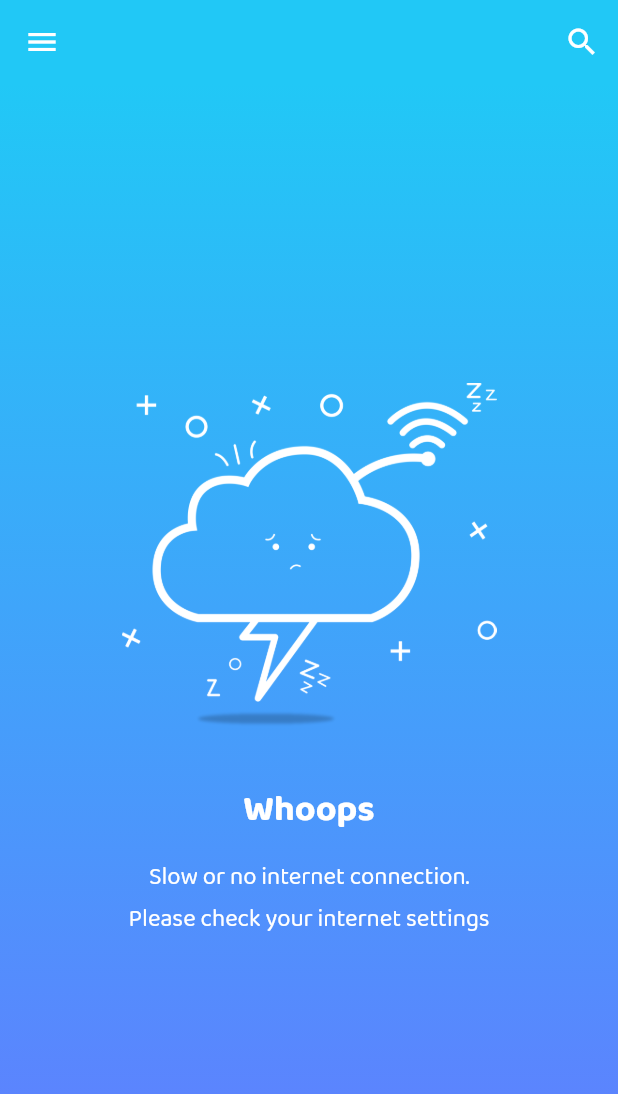
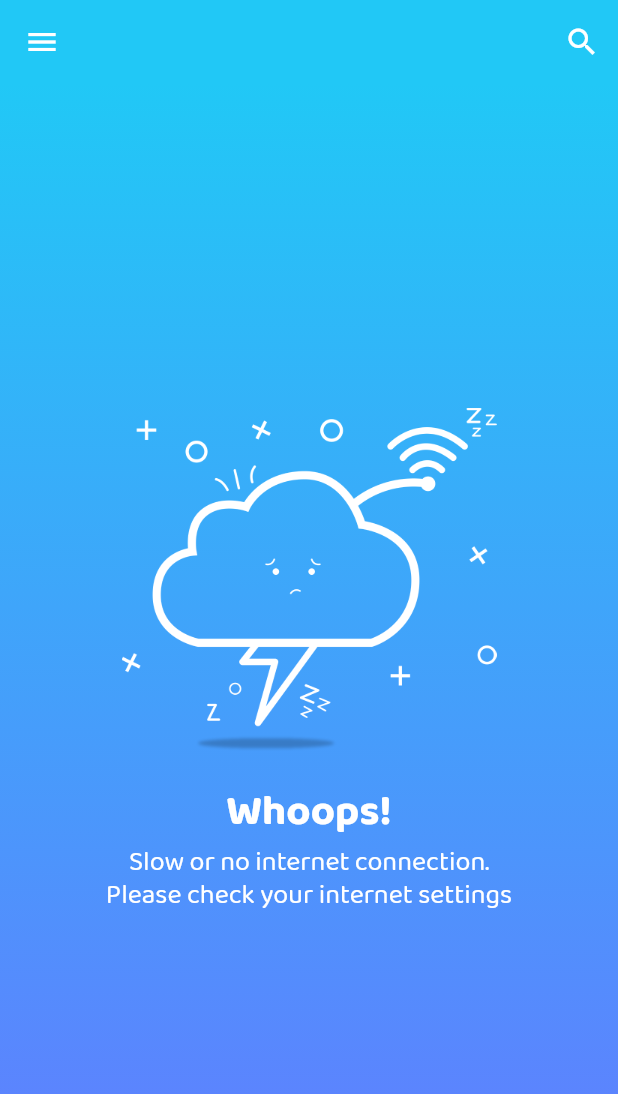
Before and after one commit to pasanjg/Forecast, a Flutter app: the screen it shows after launch, on a phone screen of 412 x 824 dp. Shown: the top 1094 px of the screen. Run offline on Flutter 3.47's test engine with Material 2 defaults, Android fonts, the phone set to English and light mode, and no system bars; our stand-ins replace fl_chart, flare_flutter, flutter_dotenv, flutter_icons, fluttertoast, font_awesome_flutter and 4 more.

Commit message:
Styles updated

```diff
--- a/lib/pages/home.dart
+++ b/lib/pages/home.dart
@@ -20,8 +20,8 @@ class _HomePageState extends State<HomePage> {
   final TextEditingController _searchTextField = TextEditingController();
   String _searchText = " ";
   List cities = new List();
-  List filteredCities = new List();
-  Icon _searchIcon = new Icon(Icons.search);
+  List filteredCities = List();
+  Icon _searchIcon = Icon(Icons.search);
   bool isSearching = false;
   String cityName;
 
--- a/lib/pages/no_internet.dart
+++ b/lib/pages/no_internet.dart
@@ -1,4 +1,5 @@
 import 'package:flutter/material.dart';
+import 'package:forecast/utils/common/constants.dart';
 
 class NoInternetPage extends StatelessWidget {
   @override
@@ -10,19 +11,22 @@ class NoInternetPage extends StatelessWidget {
         children: <Widget>[
           Container(
             height: 250.0,
-            width: 250.0 ,
+            width: 250.0,
             child: Image.asset('assets/images/no_internet.png'),
           ),
           SizedBox(height: 15.0),
           Text(
-            "Whoops",
-            style: TextStyle(fontWeight: FontWeight.bold, fontSize: 24.0),
+            "Whoops!",
+            style: HeadingTextStyle.apply(
+              letterSpacingFactor: 0,
+              heightFactor: 0.5,
+            ),
           ),
           SizedBox(height: 10.0),
           Text(
             "Slow or no internet connection.\nPlease check your internet settings",
             textAlign: TextAlign.center,
-            style: TextStyle(fontSize: 16.0),
+            style: RegularTextStyle.apply(heightFactor: 1.2),
           ),
         ],
       ),
--- a/lib/utils/common/constants.dart
+++ b/lib/utils/common/constants.dart
@@ -2,6 +2,7 @@ import 'package:flutter/material.dart';
 
 // Colors
 const defaultFontColor = Colors.white;
+const canvasColor = Color(0xFF141414);
 const dayThemeAccentColor = Color(0XFF21C8F6);
 const dayThemePrimaryColor = Color(0xFF637BFF);
 const eveningThemeAccentColor = Color(0XFFCF5C36);
@@ -11,11 +12,11 @@ const nightThemePrimaryColor = Color(0xFF024873);
 
 // Text Style
 const AppTextTheme = TextTheme(
-  title: TextStyle(color: Colors.white),
-  subhead: TextStyle(color: Colors.white),
-  subtitle: TextStyle(color: Colors.white),
-  body1: TextStyle(color: Colors.white),
-  body2: TextStyle(color: Colors.white),
+  title: TextStyle(color: defaultFontColor),
+  subhead: TextStyle(color: defaultFontColor),
+  subtitle: TextStyle(color: defaultFontColor),
+  body1: TextStyle(color: defaultFontColor),
+  body2: TextStyle(color: defaultFontColor),
 );
 
 const HeadingTextStyle = TextStyle(
--- a/lib/utils/themes/themes.dart
+++ b/lib/utils/themes/themes.dart
@@ -15,6 +15,7 @@ class AppThemes {
     textTheme: textTheme,
     accentColor: dayThemeAccentColor,
     primaryColor: dayThemePrimaryColor,
+    canvasColor: canvasColor,
     fontFamily: fontFamily,
   );
 
@@ -22,6 +23,7 @@ class AppThemes {
     textTheme: textTheme,
     accentColor: eveningThemeAccentColor,
     primaryColor: eveningThemePrimaryColor,
+    canvasColor: canvasColor,
     fontFamily: fontFamily,
   );
 
@@ -29,6 +31,7 @@ class AppThemes {
     textTheme: textTheme,
     accentColor: nightThemeAccentColor,
     primaryColor: nightThemePrimaryColor,
+    canvasColor: canvasColor,
     fontFamily: fontFamily,
   );
 
```
Also changed, not shown: lib/pages/settings.dart (+28 -21 lines), assets/images/no_internet.png, assets/images/openweathermap-logo.png (added).
